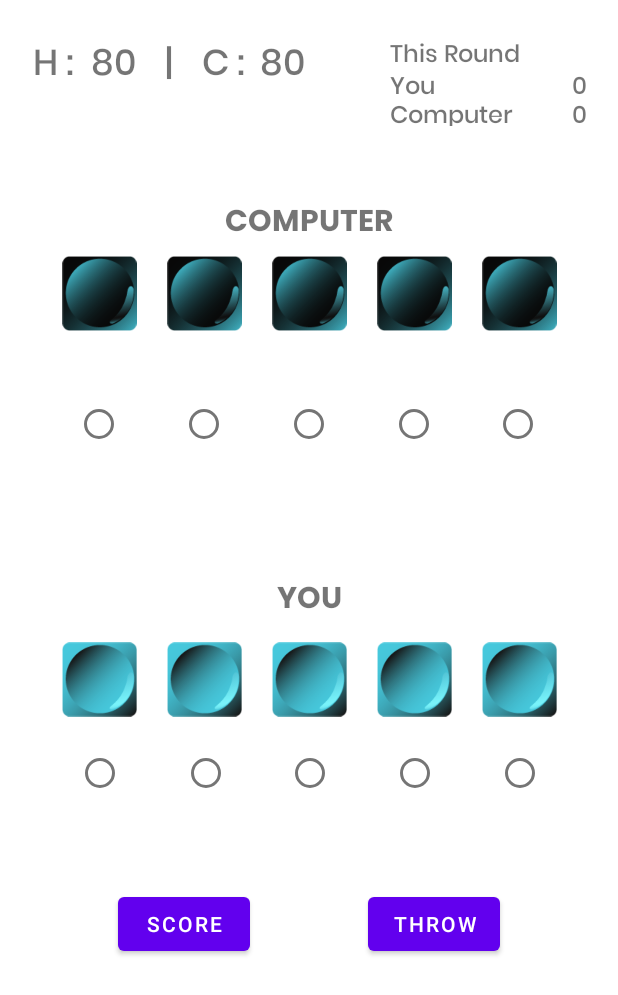
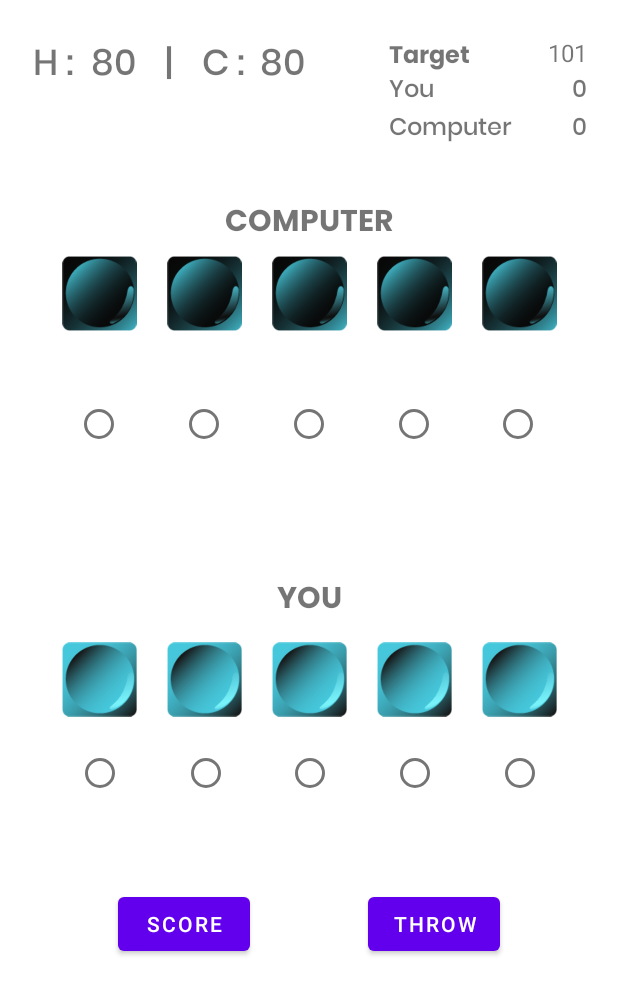
Before and after one commit to MalithSrineth/MobileCW-01_2023, an Android app: the GameScreen screen opened directly, with no data from a screen before it, on a phone screen of 412 x 824 dp. Shown: the top 995 px of the screen. Run offline under Robolectric (Android 15) with nearby library versions, the phone set to English and light mode, and no system bars.

Commit message:
Win/ lose message is showing can set target score

```diff
--- a/app/src/main/java/com/example/mobilecoursework01/GameScreen.kt
+++ b/app/src/main/java/com/example/mobilecoursework01/GameScreen.kt
@@ -1,14 +1,16 @@
 package com.example.mobilecoursework01
 
 import android.annotation.SuppressLint
+import android.content.DialogInterface
+import android.graphics.Color
 import androidx.appcompat.app.AppCompatActivity
 import android.os.Bundle
 import android.os.Handler
 import android.os.Looper
-import android.widget.Button
-import android.widget.ImageView
-import android.widget.RadioButton
-import android.widget.TextView
+import android.text.Editable
+import android.text.InputType
+import android.widget.*
+import androidx.appcompat.app.AlertDialog
 import java.util.*
 
 class GameScreen : AppCompatActivity() {
@@ -41,8 +43,12 @@ class GameScreen : AppCompatActivity() {
     private var roundSumHuman = 0
     private var roundSumComputer = 0
 
+    private var totalSumHuman = 0
+    private var totalSumComputer = 0
+
     private lateinit var humanRoundScore: TextView
     private lateinit var computerRoundScore: TextView
+    private lateinit var targetScore: TextView
 
     private lateinit var btnThrow: Button
     private lateinit var btnScore: Button
@@ -132,6 +138,7 @@ class GameScreen : AppCompatActivity() {
 
         humanRoundScore = findViewById<TextView>(R.id.humanRoundScore)
         computerRoundScore = findViewById<TextView>(R.id.computerRoundScore)
+        targetScore = findViewById<TextView>(R.id.targetScore)
 
         btnThrow = findViewById<Button>(R.id.btnThrow)
         btnScore = findViewById<Button>(R.id.btnScore)
@@ -142,6 +149,28 @@ class GameScreen : AppCompatActivity() {
         )
 
         val radioButtonStates = BooleanArray(radioButtons.size)
+
+        lateinit var target: Editable
+
+        val builder = AlertDialog.Builder(this)
+        builder.setTitle("Set a Target Score")
+
+        val input = EditText(this)
+        input.inputType = InputType.TYPE_CLASS_NUMBER
+        input.setText("101")
+        builder.setView(input)
+
+        builder.setPositiveButton("OK") { dialog, which ->
+            target = input.text
+            targetScore.text = "$target"
+        }
+
+        builder.setNegativeButton("Cancel") { dialog, which ->
+            dialog.cancel()
+        }
+
+        val dialog = builder.create()
+        dialog.show()
 
         for (i in radioButtons.indices) {
             val radioButton = radioButtons[i]
@@ -176,13 +205,14 @@ class GameScreen : AppCompatActivity() {
             rollDice(currentDiceImagesHuman, selectedDiceMapH, currentHuman)
             throwCounter++
 
-            if (throwCounter == 1) {
+            when (throwCounter) {
+                1 -> {
                     btnThrow.text = "Throw (2)"
                 }
-            if (throwCounter == 2) {
+                2 -> {
                     btnThrow.text = "Throw (1)"
                 }
-            if (throwCounter == 3) {
+                else -> {
                     btnThrow.isEnabled = false
                     btnScore.isPressed = true
                     btnScore.performClick()
@@ -195,21 +225,50 @@ class GameScreen : AppCompatActivity() {
                         btnScore.isPressed = false
                     }, 1000)
                     btnThrow.text = "Throw (0)"
-
                 }
-
-
-
-
+            }
         }
 
         btnScore.setOnClickListener{
+
             throwCounter = 0
             btnThrow.isEnabled = false
+
             Handler(Looper.getMainLooper()).postDelayed({
+                btnThrow.text = "Throw"
                 btnThrow.isEnabled = true
                 resetRound()
+                val builderAlert = AlertDialog.Builder(this)
+                var isPlayerWon: Boolean = true
+
+                if (totalSumComputer >= target.toString().toInt() && totalSumComputer > totalSumHuman){
+                    isPlayerWon = false
+                    builderAlert.setTitle("You lose")
+                    builderAlert.setMessage("Better luck next time!")
+                    builderAlert.setIcon(R.drawable.lose)
+                    builderAlert.setPositiveButton("OK") { dialog, which ->
+                        // do something when OK button is clicked
+                    }
+                    builderAlert.show().getButton(DialogInterface.BUTTON_POSITIVE).setTextColor(Color.RED)
+
+                }
+                else if (totalSumHuman >= target.toString().toInt() && totalSumHuman > totalSumComputer){
+                    isPlayerWon = true
+                    builderAlert.setTitle("You win!")
+                    builderAlert.setMessage("Congratulations!")
+                    builderAlert.setIcon(R.drawable.won)
+                    builderAlert.setPositiveButton("OK") { dialog, which ->
+                        // do something when OK button is clicked
+                    }
+                    builderAlert.show().getButton(DialogInterface.BUTTON_POSITIVE).setTextColor(Color.GREEN)
+
+                }
+                roundSumComputer=0
+                roundSumHuman=0
+                currentComputer.clear()
+                currentHuman.clear()
             }, 1000)
+
 
         }
     }
@@ -262,7 +321,6 @@ class GameScreen : AppCompatActivity() {
             if (tag != null) {
                 sum += tag.toString().toInt()
             }
-            //sum += imageView.tag.toString().toInt()
         }
         return sum
     }
@@ -271,8 +329,11 @@ class GameScreen : AppCompatActivity() {
         roundSumComputer = sumDice(currentComputer)
         roundSumHuman = sumDice(currentHuman)
 
-        humanRoundScore.text = "$roundSumHuman"
-        computerRoundScore.text = "$roundSumComputer"
+        totalSumComputer+=roundSumComputer
+        totalSumHuman+=roundSumHuman
+
+        humanRoundScore.text = "$totalSumHuman"
+        computerRoundScore.text = "$totalSumComputer"
 
         val drawableIdCom = resources.getIdentifier("c0", "drawable", packageName)
         val comHolderDrawable = resources.getDrawable(drawableIdCom, null)
@@ -280,13 +341,17 @@ class GameScreen : AppCompatActivity() {
         val drawableIdHum = resources.getIdentifier("h0", "drawable", packageName)
         val humHolderDrawable = resources.getDrawable(drawableIdHum, null)
 
-        for ((dice) in selectedDiceMapC) {
+        for ((dice, radioButton) in selectedDiceMapC) {
             dice.setImageDrawable(comHolderDrawable)
+            radioButton.isChecked = false
         }
 
-        for ((dice) in selectedDiceMapH) {
+        for ((dice, radioButton) in selectedDiceMapH) {
             dice.setImageDrawable(humHolderDrawable)
+            radioButton.isChecked = false
         }
+
+
     }
 
 
--- a/app/src/main/java/com/example/mobilecoursework01/MainActivity.kt
+++ b/app/src/main/java/com/example/mobilecoursework01/MainActivity.kt
@@ -4,7 +4,9 @@ import android.content.Intent
 import android.content.res.Configuration
 import androidx.appcompat.app.AppCompatActivity
 import android.os.Bundle
+import android.text.InputType
 import android.widget.Button
+import android.widget.EditText
 import androidx.appcompat.app.AlertDialog
 import androidx.constraintlayout.widget.ConstraintLayout
 
--- /dev/null
+++ b/app/src/main/res/drawable/lose.xml
@@ -0,0 +1,5 @@
+<vector android:height="24dp" android:tint="#FF0000"
+    android:viewportHeight="24" android:viewportWidth="24"
+    android:width="24dp" xmlns:android="http://schemas.android.com/apk/res/android">
+    <path android:fillColor="@android:color/white" android:pathData="M11.99,2C6.47,2 2,6.48 2,12s4.47,10 9.99,10C17.52,22 22,17.52 22,12S17.52,2 11.99,2zM12,20c-4.42,0 -8,-3.58 -8,-8s3.58,-8 8,-8 8,3.58 8,8 -3.58,8 -8,8zM15.5,11c0.83,0 1.5,-0.67 1.5,-1.5S16.33,8 15.5,8 14,8.67 14,9.5s0.67,1.5 1.5,1.5zM8.5,11c0.83,0 1.5,-0.67 1.5,-1.5S9.33,8 8.5,8 7,8.67 7,9.5 7.67,11 8.5,11zM12,14c-2.33,0 -4.31,1.46 -5.11,3.5h10.22c-0.8,-2.04 -2.78,-3.5 -5.11,-3.5z"/>
+</vector>
--- /dev/null
+++ b/app/src/main/res/drawable/won.xml
@@ -0,0 +1,5 @@
+<vector android:height="24dp" android:tint="#00FF00"
+    android:viewportHeight="24" android:viewportWidth="24"
+    android:width="24dp" xmlns:android="http://schemas.android.com/apk/res/android">
+    <path android:fillColor="@android:color/white" android:pathData="M11.99,2C6.47,2 2,6.48 2,12s4.47,10 9.99,10C17.52,22 22,17.52 22,12S17.52,2 11.99,2zM12,20c-4.42,0 -8,-3.58 -8,-8s3.58,-8 8,-8 8,3.58 8,8 -3.58,8 -8,8zM15.5,11c0.83,0 1.5,-0.67 1.5,-1.5S16.33,8 15.5,8 14,8.67 14,9.5s0.67,1.5 1.5,1.5zM8.5,11c0.83,0 1.5,-0.67 1.5,-1.5S9.33,8 8.5,8 7,8.67 7,9.5 7.67,11 8.5,11zM12,17.5c2.33,0 4.31,-1.46 5.11,-3.5L6.89,14c0.8,2.04 2.78,3.5 5.11,3.5z"/>
+</vector>
--- a/app/src/main/res/layout/activity_game_screen.xml
+++ b/app/src/main/res/layout/activity_game_screen.xml
@@ -165,7 +165,7 @@
     <TextView
         android:id="@+id/roundHName"
         android:layout_width="97dp"
-        android:layout_height="19dp"
+        android:layout_height="23dp"
         android:fontFamily="@font/poppins_medium"
         android:text="You"
         android:textSize="16sp"
@@ -178,24 +178,26 @@
 
     <TextView
         android:id="@+id/titleThisRound"
-        android:layout_width="131dp"
-        android:layout_height="21dp"
-        android:fontFamily="@font/poppins_medium"
-        android:text="This Round"
+        android:layout_width="97dp"
+        android:layout_height="23dp"
+        android:fontFamily="@font/poppins_bold"
+        android:gravity="start|top"
+        android:paddingTop="0dp"
+        android:text="Target"
         android:textSize="16sp"
-        app:layout_constraintEnd_toStartOf="@+id/guideline2"
-        app:layout_constraintHorizontal_bias="1.0"
+        app:layout_constraintEnd_toStartOf="@+id/targetScore"
+        app:layout_constraintHorizontal_bias="0.99"
         app:layout_constraintStart_toEndOf="@+id/computerWins"
         app:layout_constraintTop_toTopOf="@+id/guideline5" />
 
     <TextView
         android:id="@+id/roundCName"
         android:layout_width="97dp"
-        android:layout_height="19dp"
+        android:layout_height="23dp"
         android:fontFamily="@font/poppins_medium"
         android:text="Computer"
         android:textSize="16sp"
-        app:layout_constraintBottom_toBottomOf="@+id/computerRoundScore"
+        app:layout_constraintBottom_toTopOf="@+id/guideline10"
         app:layout_constraintEnd_toStartOf="@+id/computerRoundScore"
         app:layout_constraintHorizontal_bias="0.0"
         app:layout_constraintStart_toStartOf="@+id/roundHName"
@@ -205,18 +207,20 @@
     <TextView
         android:id="@+id/computerRoundScore"
         android:layout_width="34dp"
-        android:layout_height="19dp"
+        android:layout_height="23dp"
         android:fontFamily="@font/poppins_medium"
         android:gravity="right"
         android:text="0"
         android:textSize="16sp"
+        app:layout_constraintBottom_toTopOf="@+id/guideline10"
         app:layout_constraintEnd_toStartOf="@+id/guideline2"
-        app:layout_constraintTop_toBottomOf="@+id/humanRoundScore" />
+        app:layout_constraintTop_toBottomOf="@+id/humanRoundScore"
+        app:layout_constraintVertical_bias="0.060000002" />
 
     <TextView
         android:id="@+id/humanRoundScore"
         android:layout_width="34dp"
-        android:layout_height="19dp"
+        android:layout_height="23dp"
         android:fontFamily="@font/poppins_medium"
         android:gravity="right"
         android:text="0"
@@ -352,7 +356,8 @@
         app:layout_constraintBottom_toTopOf="@+id/c3Holder"
         app:layout_constraintEnd_toStartOf="@+id/guideline2"
         app:layout_constraintStart_toStartOf="@+id/guideline"
-        app:layout_constraintTop_toTopOf="@+id/guideline10" />
+        app:layout_constraintTop_toTopOf="@+id/guideline10"
+        app:layout_constraintVertical_bias="0.49" />
 
     <TextView
         android:id="@+id/nameYou"
@@ -468,4 +473,17 @@
         android:orientation="horizontal"
         app:layout_constraintGuide_percent="0.72" />
 
+    <TextView
+        android:id="@+id/targetScore"
+        android:layout_width="34dp"
+        android:layout_height="23dp"
+        android:gravity="right"
+        android:text="101"
+        android:textSize="16sp"
+        app:layout_constraintBottom_toTopOf="@+id/humanRoundScore"
+        app:layout_constraintEnd_toStartOf="@+id/guideline2"
+        app:layout_constraintTop_toTopOf="@+id/guideline5"
+        app:layout_constraintVertical_bias="0.0"
+        tools:fontFamily="@font/poppins_bold" />
+
 </androidx.constraintlayout.widget.ConstraintLayout>
```
Lines whose indentation alone changed are shown as unchanged.
